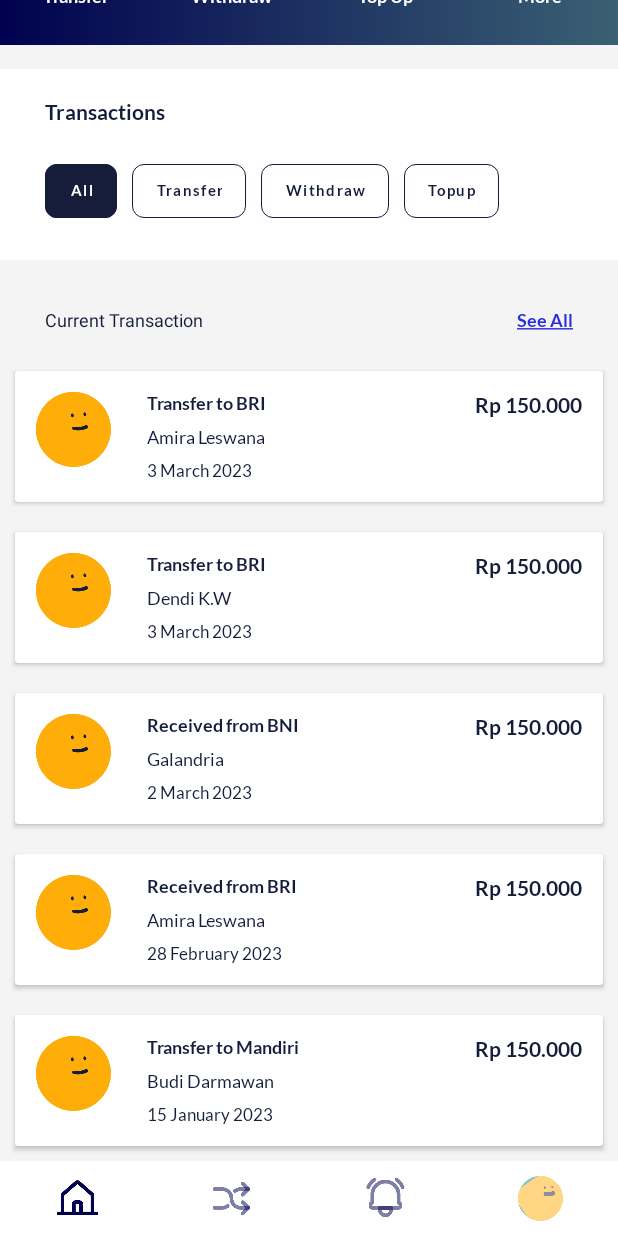
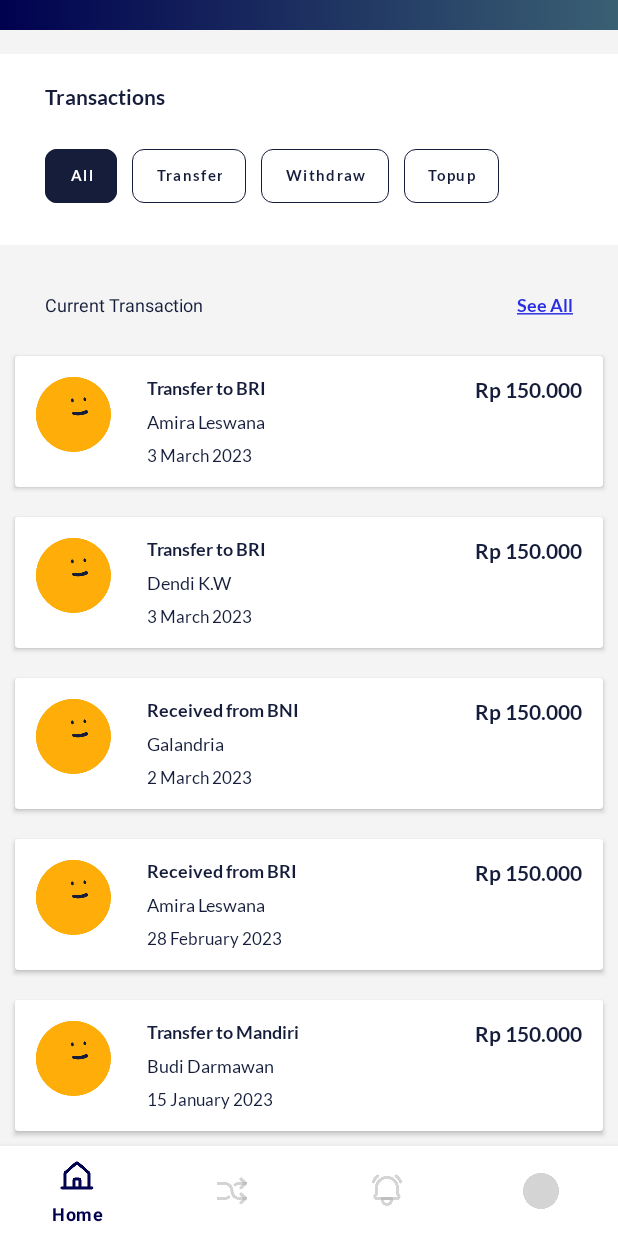
Before and after one commit to ivosights/sociomile-android-sdk-sample, an Android app: the screen it shows after launch (MainActivity), on a phone screen of 412 x 824 dp. Run offline under Robolectric (Android 15) with nearby library versions, the phone set to English and light mode, and no system bars; our stand-ins replace navigation-ui; libraries missing offline, so code that uses them is left out: com.ivo.sociomile_sdk_android.

Commit message:
improve ui for home, profile, transfer, and help center pages

```diff
--- a/app/src/main/java/ivo/sociomile/android_sdk_sample/FirstFragment.kt
+++ b/app/src/main/java/ivo/sociomile/android_sdk_sample/HomeFragment.kt
@@ -1,5 +1,6 @@
 package ivo.sociomile.android_sdk_sample
 
+import android.content.Intent
 import android.os.Bundle
 import androidx.fragment.app.Fragment
 import android.view.LayoutInflater
@@ -8,13 +9,12 @@ import android.view.ViewGroup
 import androidx.recyclerview.widget.LinearLayoutManager
 import androidx.recyclerview.widget.RecyclerView
 import ivo.sociomile.android_sdk_sample.databinding.FragmentFirstBinding
-import kotlinx.android.synthetic.main.activity_main.view.*
 import kotlinx.android.synthetic.main.fragment_first.*
 
 /**
  * A simple [Fragment] subclass as the default destination in the navigation.
  */
-class FirstFragment : Fragment() {
+class HomeFragment : Fragment() {
 
     private var _binding: FragmentFirstBinding? = null
 
@@ -30,6 +30,12 @@ class FirstFragment : Fragment() {
     ): View? {
 
         _binding = FragmentFirstBinding.inflate(inflater, container, false)
+
+        binding.transferBtn.setOnClickListener { view ->
+            val intent = Intent(activity, TransferActivity::class.java)
+            startActivity(intent)
+        }
+
 
         return binding.root
 
--- a/app/src/main/java/ivo/sociomile/android_sdk_sample/MainActivity.kt
+++ b/app/src/main/java/ivo/sociomile/android_sdk_sample/MainActivity.kt
@@ -6,6 +6,7 @@ import android.content.pm.PackageManager
 import android.net.Uri
 import android.os.Build
 import android.os.Bundle
+import android.provider.ContactsContract.Profile
 import android.provider.Settings
 import android.util.Log
 import com.google.android.material.snackbar.Snackbar
@@ -19,17 +20,21 @@ import android.view.MenuItem
 import androidx.activity.result.ActivityResultLauncher
 import androidx.activity.result.contract.ActivityResultContracts
 import androidx.core.content.ContextCompat
+import androidx.fragment.app.Fragment
 import com.google.android.gms.tasks.OnCompleteListener
+import com.google.android.material.bottomnavigation.BottomNavigationView
 import com.google.firebase.messaging.FirebaseMessaging
 import com.ivo.sociomile_sdk_android.Sociomile
 import com.ivo.sociomile_sdk_android.SociomileActivity
 import ivo.sociomile.android_sdk_sample.databinding.ActivityMainBinding
+import kotlinx.android.synthetic.main.fragment_first.view.*
 
 class MainActivity : AppCompatActivity() {
 
-    private lateinit var appBarConfiguration: AppBarConfiguration
     private lateinit var binding: ActivityMainBinding
     private lateinit var requestPermissionLauncher: ActivityResultLauncher<String>
+
+    lateinit var bottomNav : BottomNavigationView
 
     companion object {
         var fcmToken: String = ""
@@ -39,13 +44,33 @@ class MainActivity : AppCompatActivity() {
         super.onCreate(savedInstanceState)
 
         binding = ActivityMainBinding.inflate(layoutInflater)
-        setContentView(binding.root)
 
-//        setSupportActionBar(binding.toolbar)
+        setContentView(R.layout.activity_main)
+        loadFragment(HomeFragment())
+        bottomNav = findViewById(R.id.bottomNav) as BottomNavigationView
 
-        val navController = findNavController(R.id.nav_host_fragment_content_main)
-        appBarConfiguration = AppBarConfiguration(navController.graph)
-//        setupActionBarWithNavController(navController, appBarConfiguration)
+        bottomNav.setOnItemSelectedListener { id ->
+            when (id.itemId) {
+                R.id.homeButton -> {
+                    loadFragment(HomeFragment())
+                    true
+                }
+                R.id.shuffleButton -> {
+                    loadFragment(ShuffleFragment())
+                    true
+                }
+                R.id.notifButton -> {
+                    loadFragment(NotifFragment())
+                    true
+                }
+                R.id.profileButton -> {
+                    loadFragment(ProfileFragment())
+                    true
+                }
+                else -> {loadFragment(HomeFragment())
+                    true}
+            }
+        }
 
         requestPermissionLauncher =
             registerForActivityResult(ActivityResultContracts.RequestPermission()) { isGranted: Boolean ->
@@ -57,79 +82,22 @@ class MainActivity : AppCompatActivity() {
 
         askNotificationPermission()
 
-//        binding.fab.setOnClickListener { view ->
-//            FirebaseMessaging.getInstance().token.addOnCompleteListener(OnCompleteListener { task ->
-//                if (!task.isSuccessful) {
-//                    return@OnCompleteListener
-//                }
-//
-//                // Get new FCM registration token
-//                val token = task.result
-//                fcmToken = token
-//                Log.d("FCM_TOKEN", token)
-//
-//                val sociomileEngine = Sociomile.Instance()
-//
-//                sociomileEngine
-//                    .colorSender(0xFF33E05E)
-//                    .colorReceiver(0xFF384191)
-//                    .colorTheme(0xFF384191)
-//                    .colorButtonSender(0xFF384191)
-//                    .colorIconDefault(0xFF384191)
-//                    .labelColorSender(0xFF389400)
-//                    .labelColorReceiver(0xFF389400)
-//                    .labelColorTheme(0xFF389400)
-//                    .fontFamily("Lato")
-//                    .colorConnectivity(0xFF389400)
-//                    .lblColorConnectivity(0xFFFFFFFF)
-//                    .screenColor(0xFFDFDFDF)
-//                    .colorTextContainer(0xFF384191)
-//                    .colorBackgroundAppbar(0xFF384191)
-//                    .colorAppbarDefault(0xFFFFFFFF)
-//                    .lblColorHeaderMsg(0xFF33E05E)
-//                    .lblColorDateMsg(0xFF33E05E)
-//                    .build()
-//
-//                sociomileEngine
-//                    .build()
-//                    .initialize("BBB", "AAA", "6281288682850", "Zafran")
-//
-//                sociomileEngine.build().isDarkModeActivated(true)
-//
-//                sociomileEngine.build().firebaseToken(fcmToken)
-//
-//                sociomileEngine.build().setLogger(true)
-//
-//                sociomileEngine.build().runSociomileEngine(this)
-//
-//                startActivity(
-//                    SociomileActivity
-//                        .withCachedEngineBuilder(Sociomile.FLUTTER_ENGINE_NAME, this)
-//                )
-//            })
-//        }
+        FirebaseMessaging.getInstance().token.addOnCompleteListener(OnCompleteListener { task ->
+            if (!task.isSuccessful) {
+                return@OnCompleteListener
+            }
+
+            // Get new FCM registration token
+            val token = task.result
+            fcmToken = token
+            Log.d("FCM_TOKEN", token)
+        })
     }
 
-    override fun onCreateOptionsMenu(menu: Menu): Boolean {
-        // Inflate the menu; this adds items to the action bar if it is present.
-        menuInflater.inflate(R.menu.menu_main, menu)
-        return true
-    }
-
-    override fun onOptionsItemSelected(item: MenuItem): Boolean {
-        // Handle action bar item clicks here. The action bar will
-        // automatically handle clicks on the Home/Up button, so long
-        // as you specify a parent activity in AndroidManifest.xml.
-        return when (item.itemId) {
-            R.id.action_settings -> true
-            else -> super.onOptionsItemSelected(item)
-        }
-    }
-
-    override fun onSupportNavigateUp(): Boolean {
-        val navController = findNavController(R.id.nav_host_fragment_content_main)
-        return navController.navigateUp(appBarConfiguration)
-                || super.onSupportNavigateUp()
+    private  fun loadFragment(fragment: Fragment){
+        val transaction = supportFragmentManager.beginTransaction()
+        transaction.replace(R.id.container,fragment)
+        transaction.commit()
     }
 
     private fun askNotificationPermission() {
--- /dev/null
+++ b/app/src/main/res/color/selected_item.xml
@@ -0,0 +1,5 @@
+<?xml version="1.0" encoding="utf-8"?>
+<selector xmlns:android="http://schemas.android.com/apk/res/android">
+    <item android:state_checked="true" android:color="@color/dark_blue" />
+    <item android:color="@android:color/darker_gray"  />
+</selector>
--- a/app/src/main/res/layout/activity_main.xml
+++ b/app/src/main/res/layout/activity_main.xml
@@ -1,5 +1,5 @@
 <?xml version="1.0" encoding="utf-8"?>
-<androidx.constraintlayout.widget.ConstraintLayout xmlns:android="http://schemas.android.com/apk/res/android"
+<RelativeLayout xmlns:android="http://schemas.android.com/apk/res/android"
     xmlns:app="http://schemas.android.com/apk/res-auto"
     xmlns:tools="http://schemas.android.com/tools"
     android:layout_width="match_parent"
@@ -7,79 +7,25 @@
     android:background="#F4F4F4"
     tools:context=".MainActivity">
 
-    <include
-        android:id="@+id/include"
-        layout="@layout/content_main" />
-
-    <androidx.coordinatorlayout.widget.CoordinatorLayout
-        android:layout_width="match_parent"
-        android:layout_height="50dp"
-        app:layout_constraintBottom_toBottomOf="@id/include"
-        app:layout_constraintEnd_toEndOf="parent"
-        app:layout_constraintStart_toStartOf="parent">
-
-        <com.google.android.material.bottomappbar.BottomAppBar
-            android:id="@+id/app_bar"
-            android:layout_width="match_parent"
-            android:layout_height="wrap_content"
-            android:layout_gravity="bottom"
-            android:background="@color/white"
-            app:elevation="12dp"
-            app:fabCradleMargin="8dp"
-            app:fabCradleRoundedCornerRadius="50dp"
-            app:fabCradleVerticalOffset="6dp" />
-
-        <LinearLayout
+        <FrameLayout
+            android:id="@+id/container"
             android:layout_width="match_parent"
             android:layout_height="match_parent"
-            android:background="@color/white"
-            android:orientation="horizontal">
+            android:layout_above="@+id/bottomNav"
+            />
 
-            <ImageButton
-                android:id="@+id/homeButton"
-                android:layout_width="0dp"
-                android:layout_height="wrap_content"
-                android:layout_weight="0.02"
-                android:backgroundTint="@color/white"
-                android:contentDescription="@string/homebutton"
-                android:scaleType="centerInside"
-                app:srcCompat="@drawable/ic_home"
-                app:tint="@color/dark_blue" />
+        <com.google.android.material.bottomnavigation.BottomNavigationView
+            android:id="@+id/bottomNav"
+            android:layout_width="match_parent"
+            android:layout_height="60dp"
+            android:layout_alignParentBottom="true"
+            android:scrollIndicators="left"
+            app:layout_constraintBottom_toBottomOf="parent"
+            app:layout_constraintEnd_toEndOf="parent"
+            app:layout_constraintHorizontal_bias="0.5"
+            app:layout_constraintStart_toStartOf="parent"
+            app:itemIconTint="@color/selected_item"
+            app:itemTextColor="@color/selected_item"
+            app:menu="@menu/nav_menu" />
 
-            <ImageButton
-                android:id="@+id/shuffleButton"
-                android:layout_width="0dp"
-                android:layout_height="wrap_content"
-                android:layout_weight="0.02"
-                android:backgroundTint="@color/white"
-                android:contentDescription="@string/shufflebutton"
-                android:scaleType="centerInside"
-                app:srcCompat="@drawable/ic_shuffle"
-                app:tint="@color/dark_blue" />
-
-            <ImageButton
-                android:id="@+id/notifButton"
-                android:layout_width="0dp"
-                android:layout_height="wrap_content"
-                android:layout_weight="0.02"
-                android:backgroundTint="@color/white"
-                android:contentDescription="@string/notifbutton"
-                android:scaleType="centerInside"
-                app:srcCompat="@drawable/ic_notif"
-
-                app:tint="@color/dark_blue" />
-
-            <ImageButton
-                android:id="@+id/profileButton"
-                android:layout_width="0dp"
-                android:layout_height="wrap_content"
-                android:layout_weight="0.02"
-                android:backgroundTint="@color/white"
-                android:contentDescription="@string/profilebutton"
-                android:scaleType="centerInside"
-                app:srcCompat="@drawable/ic_profile"
-                tools:ignore="ImageContrastCheck" />
-        </LinearLayout>
-
-    </androidx.coordinatorlayout.widget.CoordinatorLayout>
-</androidx.constraintlayout.widget.ConstraintLayout>
+</RelativeLayout>
--- a/app/src/main/res/layout/fragment_first.xml
+++ b/app/src/main/res/layout/fragment_first.xml
@@ -1,16 +1,14 @@
 <?xml version="1.0" encoding="utf-8"?>
-<androidx.constraintlayout.widget.ConstraintLayout xmlns:android="http://schemas.android.com/apk/res/android"
+<FrameLayout xmlns:android="http://schemas.android.com/apk/res/android"
     xmlns:app="http://schemas.android.com/apk/res-auto"
     xmlns:tools="http://schemas.android.com/tools"
     android:layout_width="match_parent"
     android:layout_height="match_parent"
-    tools:context=".FirstFragment">
-
+    tools:context=".HomeFragment">
 
     <ScrollView
         android:layout_width="match_parent"
         android:layout_height="match_parent"
-        android:layout_marginBottom="50dp"
         app:layout_constraintBottom_toBottomOf="parent"
         app:layout_constraintEnd_toEndOf="parent"
         app:layout_constraintStart_toStartOf="parent"
@@ -87,7 +85,7 @@
                                 android:layout_height="wrap_content"
                                 android:fontFamily="@font/lato"
                                 android:text="@string/type_card"
-                                android:textColor="@color/white"
+                                android:textColor="#8F95AE"
                                 android:textSize="12sp" />
                         </LinearLayout>
 
@@ -445,4 +443,4 @@
         </LinearLayout>
     </ScrollView>
 
-</androidx.constraintlayout.widget.ConstraintLayout>
+</FrameLayout>
--- a/app/src/main/res/layout/help_center_layout.xml
+++ b/app/src/main/res/layout/help_center_layout.xml
@@ -5,6 +5,7 @@
     xmlns:app="http://schemas.android.com/apk/res-auto"
     xmlns:tools="http://schemas.android.com/tools"
     android:background="@color/bg_grey"
+    tools:context=".HelpActivity"
     >
     <com.google.android.material.appbar.MaterialToolbar
         android:id="@+id/transferAppbar"
@@ -34,6 +35,7 @@
         app:layout_constraintTop_toBottomOf="@+id/transferAppbar">
 
         <LinearLayout
+            android:id="@+id/callCenterBtn"
             android:layout_width="match_parent"
             android:layout_height="wrap_content"
             android:layout_marginBottom="24dp"
--- a/app/src/main/res/layout/transfer_layout.xml
+++ b/app/src/main/res/layout/transfer_layout.xml
@@ -5,6 +5,7 @@
     android:layout_width="match_parent"
     android:layout_height="match_parent"
     android:background="@color/bg_grey"
+    tools:context=".TransferActivity"
     >
 
     <com.google.android.material.appbar.MaterialToolbar
--- a/app/src/main/res/navigation/nav_graph.xml
+++ b/app/src/main/res/navigation/nav_graph.xml
@@ -3,26 +3,25 @@
     xmlns:app="http://schemas.android.com/apk/res-auto"
     xmlns:tools="http://schemas.android.com/tools"
     android:id="@+id/nav_graph"
-    app:startDestination="@id/FirstFragment">
+    app:startDestination="@id/ProfileFragment">
 
     <fragment
-        android:id="@+id/FirstFragment"
-        android:name="ivo.sociomile.android_sdk_sample.FirstFragment"
+        android:id="@+id/ProfileFragment"
+        android:name="ivo.sociomile.android_sdk_sample.ProfileFragment"
         android:label="@string/first_fragment_label"
-        tools:layout="@layout/fragment_first">
-
-        <action
-            android:id="@+id/action_FirstFragment_to_SecondFragment"
-            app:destination="@id/SecondFragment" />
-    </fragment>
-    <fragment
-        android:id="@+id/SecondFragment"
-        android:name="ivo.sociomile.android_sdk_sample.SecondFragment"
-        android:label="@string/second_fragment_label"
         tools:layout="@layout/fragment_second">
 
         <action
-            android:id="@+id/action_SecondFragment_to_FirstFragment"
-            app:destination="@id/FirstFragment" />
+            android:id="@+id/action_ProfileFragment_to_HelpFragment"
+            app:destination="@id/HelpFragment"
+            app:enterAnim="@android:anim/fade_in"
+            app:exitAnim="@android:anim/fade_out" />
+
+    </fragment>
+    <fragment
+        android:id="@+id/HelpFragment"
+        android:name="ivo.sociomile.android_sdk_sample.HelpFragment"
+        android:label="@string/second_fragment_label"
+        tools:layout="@layout/help_center_layout">
     </fragment>
 </navigation>
--- a/app/src/main/res/values/strings.xml
+++ b/app/src/main/res/values/strings.xml
@@ -2,8 +2,8 @@
     <string name="app_name">Sociomile Sample</string>
     <string name="action_settings">Settings</string>
     <!-- Strings used for fragments for navigation -->
-    <string name="first_fragment_label">First Fragment</string>
-    <string name="second_fragment_label">Second Fragment</string>
+    <string name="first_fragment_label">Profile Fragment</string>
+    <string name="second_fragment_label">Help Fragment</string>
     <string name="next">Next</string>
     <string name="previous">Previous</string>
 
@@ -37,4 +37,5 @@
     <string name="see_all"><u>See All</u></string>
     <string name="current_transaction">Current Transaction</string>
     <string name="_35_070_0003_3258_2022">35-070-0003-3258-2022</string>
+    <string name="title_activity_main">MainAct</string>
 </resources>
```
Also changed, not shown: app/src/main/AndroidManifest.xml (+16 -6 lines), app/src/main/java/ivo/sociomile/android_sdk_sample/HelpActivity.kt (added, +72 -0 lines), app/src/main/java/ivo/sociomile/android_sdk_sample/NotifFragment.kt (added, +43 -0 lines), app/src/main/java/ivo/sociomile/android_sdk_sample/ProfileFragment.kt (renamed from app/src/main/java/ivo/sociomile/android_sdk_sample/SecondFragment.kt, +10 -7 lines), app/src/main/java/ivo/sociomile/android_sdk_sample/ShuffleFragment.kt (added, +43 -0 lines), app/src/main/java/ivo/sociomile/android_sdk_sample/TransferActivity.kt (added, +11 -0 lines), app/src/main/res/layout/fragment_second.xml (+36 -31 lines), app/src/main/res/layout/menu_layout.xml (+4 -3 lines).
